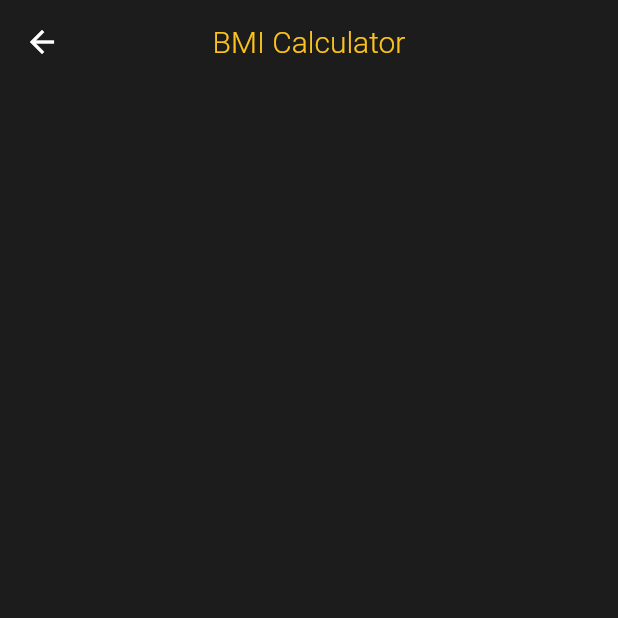
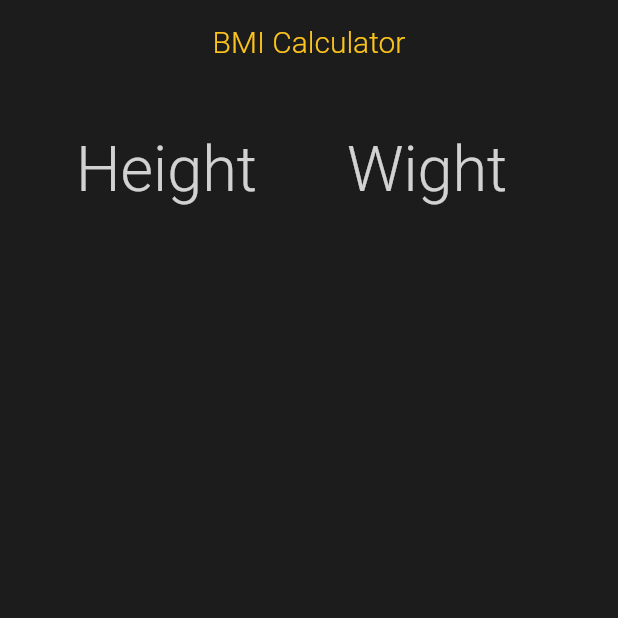
Before and after one commit to ayoubkamli/bmi_calculator, a Flutter app: the HomeScreen screen opened directly, on a phone screen of 412 x 824 dp, the top half of it. Run offline on Flutter 3.47's test engine with Material 2 defaults, Android fonts, the phone set to English and light mode, and no system bars; our stand-ins replace hexcolor.

Commit message:
add height and wight textfield

```diff
--- a/lib/screens/home.dart
+++ b/lib/screens/home.dart
@@ -2,6 +2,8 @@ import 'package:diary/constants/app_constants.dart';
 import 'package:flutter/material.dart';
 
 class HomeScreen extends StatefulWidget {
+  const HomeScreen({Key? key}) : super(key: key);
+
   @override
   _HomeScreenState createState() => _HomeScreenState();
 }
@@ -20,7 +22,56 @@ class _HomeScreenState extends State<HomeScreen> {
         centerTitle: true,
       ),
       backgroundColor: mainHexColor,
-      body: Column(children: []),
+      body: Column(children: [
+        const SizedBox(
+          height: 20,
+        ),
+        Row(
+          mainAxisAlignment: MainAxisAlignment.spaceEvenly,
+          children: [
+            Container(
+              width: 130,
+              child: TextFormField(
+                style: TextStyle(
+                  fontSize: 42,
+                  fontWeight: FontWeight.w300,
+                  color: accentHexColor,
+                ),
+                keyboardType: TextInputType.number,
+                decoration: InputDecoration(
+                  border: InputBorder.none,
+                  hintText: 'Height',
+                  hintStyle: TextStyle(
+                    fontSize: 42,
+                    fontWeight: FontWeight.w300,
+                    color: Colors.white.withOpacity(.8),
+                  ),
+                ),
+              ),
+            ),
+            Container(
+              width: 130,
+              child: TextFormField(
+                style: TextStyle(
+                  fontSize: 42,
+                  fontWeight: FontWeight.w300,
+                  color: accentHexColor,
+                ),
+                keyboardType: TextInputType.number,
+                decoration: InputDecoration(
+                  border: InputBorder.none,
+                  hintText: 'Wight',
+                  hintStyle: TextStyle(
+                    fontSize: 42,
+                    fontWeight: FontWeight.w300,
+                    color: Colors.white.withOpacity(.8),
+                  ),
+                ),
+              ),
+            ),
+          ],
+        ),
+      ]),
     );
   }
 }
--- a/pubspec.yaml
+++ b/pubspec.yaml
@@ -29,7 +29,7 @@ environment:
 dependencies:
   flutter:
     sdk: flutter
-  hexcolor: ^1.0.6
+  hexcolor: ^2.0.6
 
 
   # The following adds the Cupertino Icons font to your application.
```
Also changed, not shown: lib/main.dart (+6 -98 lines), pubspec.lock, 2 other files.
